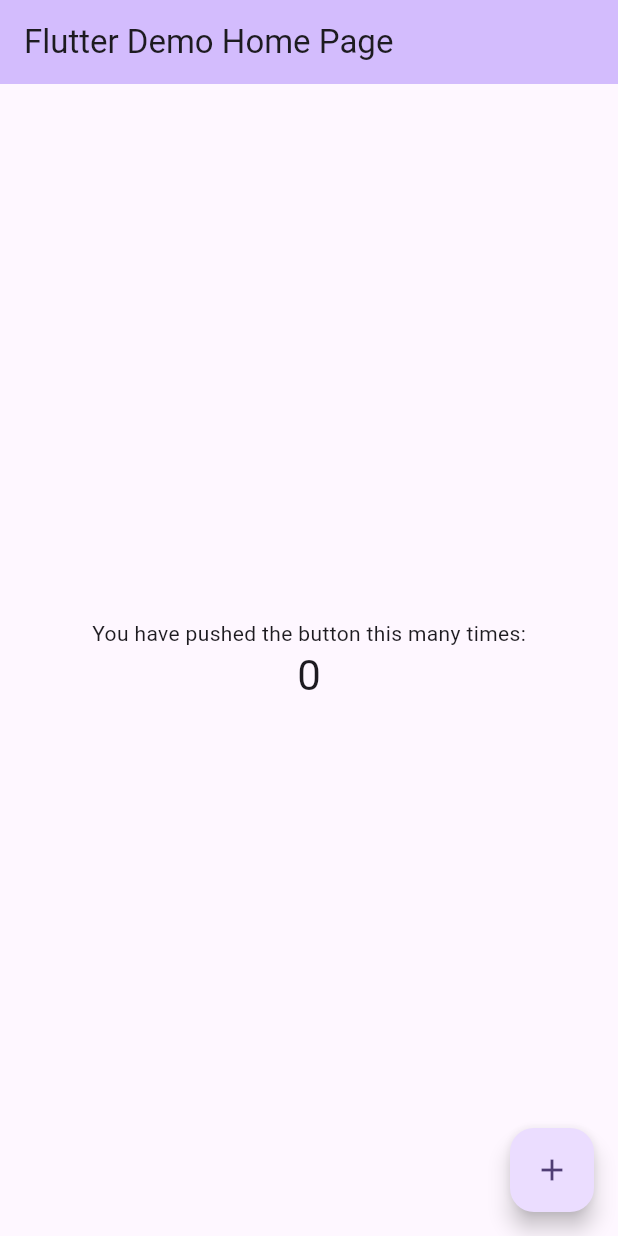
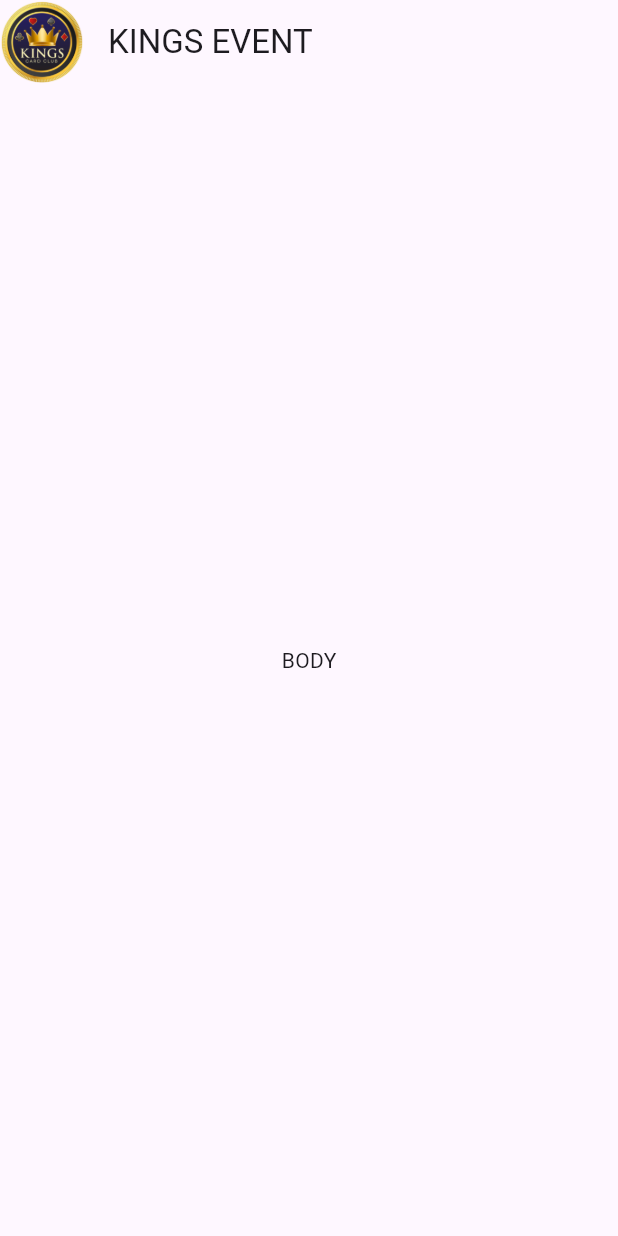
Before and after one commit to rpcalisir/kingseventgermany, a Flutter app: the screen it shows after launch, on a phone screen of 412 x 824 dp. Run offline on Flutter 3.47's test engine with Material 3 defaults, Android fonts, the light colour scheme and no system bars; our stand-ins replace google_fonts.

Commit message:
Folder Structure is fixed. App Theme logic is implemented.

```diff
--- a/lib/main.dart
+++ b/lib/main.dart
@@ -1,125 +1,34 @@
 import 'package:flutter/material.dart';
+import 'package:kingseventgermany/src/utils/theme/theme.dart';
 
-void main() {
+void main() async {
+  WidgetsFlutterBinding.ensureInitialized();
   runApp(const MyApp());
 }
 
 class MyApp extends StatelessWidget {
   const MyApp({super.key});
 
-  // This widget is the root of your application.
   @override
   Widget build(BuildContext context) {
     return MaterialApp(
-      title: 'Flutter Demo',
-      theme: ThemeData(
-        // This is the theme of your application.
-        //
-        // TRY THIS: Try running your application with "flutter run". You'll see
-        // the application has a purple toolbar. Then, without quitting the app,
-        // try changing the seedColor in the colorScheme below to Colors.green
-        // and then invoke "hot reload" (save your changes or press the "hot
-        // reload" button in a Flutter-supported IDE, or press "r" if you used
-        // the command line to start the app).
-        //
-        // Notice that the counter didn't reset back to zero; the application
-        // state is not lost during the reload. To reset the state, use hot
-        // restart instead.
-        //
-        // This works for code too, not just values: Most code changes can be
-        // tested with just a hot reload.
-        colorScheme: ColorScheme.fromSeed(seedColor: Colors.deepPurple),
-        useMaterial3: true,
-      ),
-      home: const MyHomePage(title: 'Flutter Demo Home Page'),
+      theme: AppThemeUtility.lightTheme,
+        darkTheme: AppThemeUtility.darkTheme,
+        themeMode: ThemeMode.system,
+        home: const AppHome(),
     );
   }
 }
 
-class MyHomePage extends StatefulWidget {
-  const MyHomePage({super.key, required this.title});
-
-  // This widget is the home page of your application. It is stateful, meaning
-  // that it has a State object (defined below) that contains fields that affect
-  // how it looks.
-
-  // This class is the configuration for the state. It holds the values (in this
-  // case the title) provided by the parent (in this case the App widget) and
-  // used by the build method of the State. Fields in a Widget subclass are
-  // always marked "final".
-
-  final String title;
-
-  @override
-  State<MyHomePage> createState() => _MyHomePageState();
-}
-
-class _MyHomePageState extends State<MyHomePage> {
-  int _counter = 0;
-
-  void _incrementCounter() {
-    setState(() {
-      // This call to setState tells the Flutter framework that something has
-      // changed in this State, which causes it to rerun the build method below
-      // so that the display can reflect the updated values. If we changed
-      // _counter without calling setState(), then the build method would not be
-      // called again, and so nothing would appear to happen.
-      _counter++;
-    });
-  }
+class AppHome extends StatelessWidget {
+  const AppHome({super.key});
 
   @override
   Widget build(BuildContext context) {
-    // This method is rerun every time setState is called, for instance as done
-    // by the _incrementCounter method above.
-    //
-    // The Flutter framework has been optimized to make rerunning build methods
-    // fast, so that you can just rebuild anything that needs updating rather
-    // than having to individually change instances of widgets.
     return Scaffold(
-      appBar: AppBar(
-        // TRY THIS: Try changing the color here to a specific color (to
-        // Colors.amber, perhaps?) and trigger a hot reload to see the AppBar
-        // change color while the other colors stay the same.
-        backgroundColor: Theme.of(context).colorScheme.inversePrimary,
-        // Here we take the value from the MyHomePage object that was created by
-        // the App.build method, and use it to set our appbar title.
-        title: Text(widget.title),
+      appBar: AppBar(title: const Text("KINGS EVENT"), leading: Image.asset("assets/images/kings_event_logo.png"),),
+      body: const Center(child: Text("BODY"),
       ),
-      body: Center(
-        // Center is a layout widget. It takes a single child and positions it
-        // in the middle of the parent.
-        child: Column(
-          // Column is also a layout widget. It takes a list of children and
-          // arranges them vertically. By default, it sizes itself to fit its
-          // children horizontally, and tries to be as tall as its parent.
-          //
-          // Column has various properties to control how it sizes itself and
-          // how it positions its children. Here we use mainAxisAlignment to
-          // center the children vertically; the main axis here is the vertical
-          // axis because Columns are vertical (the cross axis would be
-          // horizontal).
-          //
-          // TRY THIS: Invoke "debug painting" (choose the "Toggle Debug Paint"
-          // action in the IDE, or press "p" in the console), to see the
-          // wireframe for each widget.
-          mainAxisAlignment: MainAxisAlignment.center,
-          children: <Widget>[
-            const Text(
-              'You have pushed the button this many times:',
-            ),
-            Text(
-              '$_counter',
-              style: Theme.of(context).textTheme.headlineMedium,
-            ),
-          ],
-        ),
-      ),
-      floatingActionButton: FloatingActionButton(
-        onPressed: _incrementCounter,
-        tooltip: 'Increment',
-        child: const Icon(Icons.add),
-      ), // This trailing comma makes auto-formatting nicer for build methods.
     );
   }
 }
--- /dev/null
+++ b/lib/src/constants/colors.dart
@@ -0,0 +1,4 @@
+import 'package:flutter/material.dart';
+
+const rPrimaryColor = Color(0xFFFFE400);
+const rSecondaryColor = Color(0xFF272727);
--- /dev/null
+++ b/lib/src/constants/icon_strings.dart
@@ -0,0 +1,3 @@
+const String googleSignInIcon = "assets/icons/google_sign_in.png";
+const String appleSignInIcon = "assets/icons/apple_sign_in.png";
+const String phoneSignInIcon = "assets/icons/phone_sign_in.png";
--- /dev/null
+++ b/lib/src/constants/image_strings.dart
@@ -0,0 +1,5 @@
+//Splash Screen Images
+const String appLogo = "assets/images/kings_event_logo.png";
+
+//Welcome Screen Images
+const String welcomeImage = "assets/images/welcome_screen.jpg";
--- /dev/null
+++ b/lib/src/constants/sizes.dart
@@ -0,0 +1,3 @@
+const rDefaultSize = 30.0;
+const rButtonHeight = 15.0;
+const rFormHeight = 30.0;
--- /dev/null
+++ b/lib/src/constants/text_strings.dart
@@ -0,0 +1,12 @@
+const String rEmail = "Email";
+const String rPassword = "Password";
+const String rBirthDate = "Birth Date";
+const String rPhoneNumber = "Phone Number";
+const String rInvalidPhoneNumber = "Invalid Phone Number";
+const String rforgetPassword = "Forget Password?";
+const String rSignIn = "Sign In";
+const String rSignUp = "Sign Up";
+const String rSignInWithGoogle = "Sign In with Google";
+const String rDontHaveAccount = "Dont have an Account?";
+const String rFullName = "Full Name";
+const String rAppTitle = "KINGS EVENT";
--- /dev/null
+++ b/lib/src/utils/theme/theme.dart
@@ -0,0 +1,50 @@
+import 'package:flutter/material.dart';
+import 'package:kingseventgermany/src/utils/widget_themes/elevated_button_theme.dart';
+import 'package:kingseventgermany/src/utils/widget_themes/outlined_button_theme.dart';
+import 'package:kingseventgermany/src/utils/widget_themes/text_theme.dart';
+
+import '../widget_themes/input_decoration_theme.dart';
+
+class AppThemeUtility {
+  AppThemeUtility._();
+
+  static ThemeData lightTheme = ThemeData(
+    brightness: Brightness.light,
+    textTheme: TextThemeUtility.lightTextTheme,
+    primarySwatch: const MaterialColor(0xFFFFE200, <int, Color>{
+      50: Color(0x1AFFE200),
+      100: Color(0x33FFE200),
+      200: Color(0x4DFFE200),
+      300: Color(0x66FFE200),
+      400: Color(0x80FFE200),
+      500: Color(0xFFFFE200),
+      600: Color(0x99FFE200),
+      700: Color(0xB3FFE200),
+      800: Color(0xCCFFE200),
+      900: Color(0xE6FFE200),
+    }),
+    outlinedButtonTheme: OutlinedButtonThemeUtility.lightOutlinedButtonTheme,
+    elevatedButtonTheme: ElevatedButtonThemeUtility.lightElevatedButtonTheme,
+    inputDecorationTheme: InputDecorationThemeUtility.lightInputDecorationTheme,
+  );
+
+  static ThemeData darkTheme = ThemeData(
+    brightness: Brightness.dark,
+    textTheme: TextThemeUtility.darkTextTheme,
+    primarySwatch: const MaterialColor(0xFFFFE200, <int, Color>{
+      50: Color(0x1AFFE200),
+      100: Color(0x33FFE200),
+      200: Color(0x4DFFE200),
+      300: Color(0x66FFE200),
+      400: Color(0x80FFE200),
+      500: Color(0xFFFFE200),
+      600: Color(0x99FFE200),
+      700: Color(0xB3FFE200),
+      800: Color(0xCCFFE200),
+      900: Color(0xE6FFE200),
+    }),
+    outlinedButtonTheme: OutlinedButtonThemeUtility.darkOutlinedButtonTheme,
+    elevatedButtonTheme: ElevatedButtonThemeUtility.darkElevatedButtonTheme,
+    inputDecorationTheme: InputDecorationThemeUtility.darkInputDecorationTheme,
+  );
+}
--- /dev/null
+++ b/lib/src/utils/widget_themes/elevated_button_theme.dart
@@ -0,0 +1,26 @@
+import 'package:flutter/material.dart';
+
+class ElevatedButtonThemeUtility {
+  ElevatedButtonThemeUtility._();
+
+  static final lightElevatedButtonTheme = ElevatedButtonThemeData(
+    style: ElevatedButton.styleFrom(
+      shape: const RoundedRectangleBorder(),
+      foregroundColor: Colors.white,
+      backgroundColor: Colors.black87,
+      side: const BorderSide(color: Colors.black),
+      padding: const EdgeInsets.symmetric(vertical: 15.0),
+    ),
+  );
+
+  static final darkElevatedButtonTheme = ElevatedButtonThemeData(
+    style: ElevatedButton.styleFrom(
+      elevation: 0,
+      shape: const RoundedRectangleBorder(),
+      foregroundColor: Colors.black87,
+      backgroundColor: Colors.white,
+      side: const BorderSide(color: Colors.white),
+      padding: const EdgeInsets.symmetric(vertical: 15.0),
+    ),
+  );
+}
--- /dev/null
+++ b/lib/src/utils/widget_themes/input_decoration_theme.dart
@@ -0,0 +1,26 @@
+import 'package:flutter/material.dart';
+import 'package:kingseventgermany/src/constants/colors.dart';
+
+class InputDecorationThemeUtility {
+  InputDecorationThemeUtility._();
+
+  static InputDecorationTheme lightInputDecorationTheme =
+      const InputDecorationTheme(
+    border: OutlineInputBorder(),
+    prefixIconColor: rSecondaryColor,
+    floatingLabelStyle: TextStyle(color: rSecondaryColor),
+    focusedBorder: OutlineInputBorder(
+      borderSide: BorderSide(width: 2.0, color: rSecondaryColor),
+    ),
+  );
+
+  static InputDecorationTheme darkInputDecorationTheme =
+      const InputDecorationTheme(
+    border: OutlineInputBorder(),
+    prefixIconColor: rPrimaryColor,
+    floatingLabelStyle: TextStyle(color: rPrimaryColor),
+    focusedBorder: OutlineInputBorder(
+      borderSide: BorderSide(width: 2.0, color: rPrimaryColor),
+    ),
+  );
+}
--- /dev/null
+++ b/lib/src/utils/widget_themes/outlined_button_theme.dart
@@ -0,0 +1,23 @@
+import 'package:flutter/material.dart';
+
+class OutlinedButtonThemeUtility {
+  OutlinedButtonThemeUtility._();
+
+  static final lightOutlinedButtonTheme = OutlinedButtonThemeData(
+    style: OutlinedButton.styleFrom(
+      shape: const RoundedRectangleBorder(),
+      foregroundColor: Colors.black,
+      side: const BorderSide(color: Colors.black),
+      padding: const EdgeInsets.symmetric(vertical: 15.0),
+    ),
+  );
+
+  static final darkOutlinedButtonTheme = OutlinedButtonThemeData(
+    style: OutlinedButton.styleFrom(
+      shape: const RoundedRectangleBorder(),
+      foregroundColor: Colors.white,
+      side: const BorderSide(color: Colors.white),
+      padding: const EdgeInsets.symmetric(vertical: 15.0),
+    ),
+  );
+}
--- /dev/null
+++ b/lib/src/utils/widget_themes/text_theme.dart
@@ -0,0 +1,30 @@
+import 'package:flutter/material.dart';
+import 'package:google_fonts/google_fonts.dart';
+
+class TextThemeUtility {
+  TextThemeUtility._();
+
+  static TextTheme lightTextTheme = TextTheme(
+    titleSmall: GoogleFonts.montserrat(
+      color: Colors.black,
+      fontWeight: FontWeight.bold,
+    ),
+    bodySmall: GoogleFonts.montserrat(
+      color: Colors.black,
+      fontWeight: FontWeight.bold,
+      fontSize: 16.0,
+    ),
+  );
+
+  static TextTheme darkTextTheme = TextTheme(
+    titleSmall: GoogleFonts.montserrat(
+      color: Colors.white,
+      fontWeight: FontWeight.bold,
+    ),
+    bodySmall: GoogleFonts.montserrat(
+      color: Colors.white,
+      fontWeight: FontWeight.bold,
+      fontSize: 16.0,
+    ),
+  );
+}
```
Also changed, not shown: pubspec.yaml (+5 -6 lines), assets/icons/apple_sign_in.png (added), assets/icons/google_sign_in.png (added), assets/icons/phone_sign_in.png (added), assets/images/kings_event_logo.png (added), assets/images/welcome_screen.jpg (added), pubspec.lock, 1 other file.
